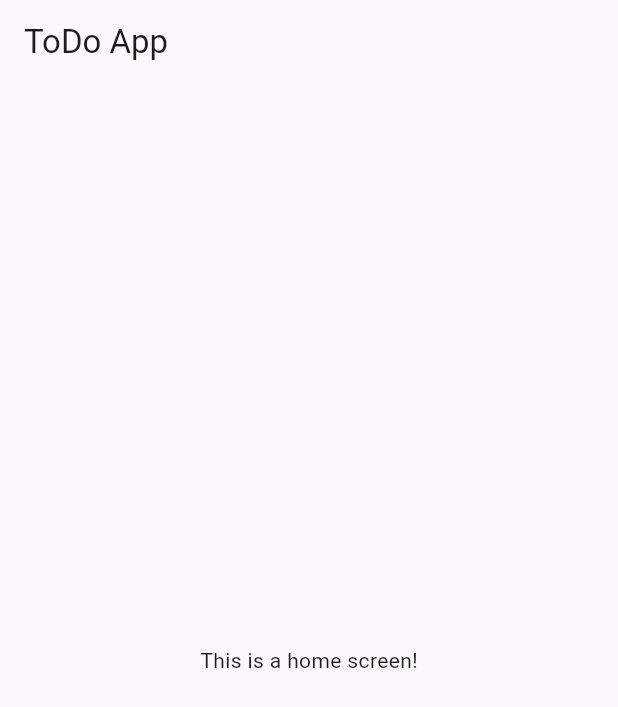
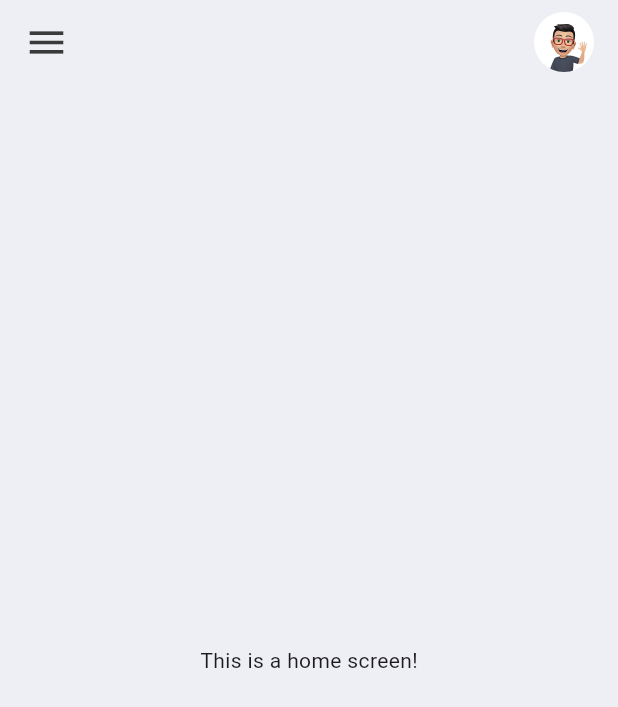
Before and after one commit to soonkeik123/To-Do-App, a Flutter app: the screen it shows after launch, on a phone screen of 412 x 824 dp. Shown: the top 707 px of the screen. Run offline on Flutter 3.47's test engine with Material 3 defaults, Android fonts, the phone set to English and light mode, and no system bars.

Commit message:
style: appbar & background modified

```diff
--- a/lib/main.dart
+++ b/lib/main.dart
@@ -1,4 +1,5 @@
 import 'package:flutter/material.dart';
+import 'package:flutter/services.dart';
 import 'package:to_do_app/pages/home.dart';
 
 void main() {
@@ -11,7 +12,10 @@ class MainApp extends StatelessWidget {
   // This widget is the root of application.
   @override
   Widget build(BuildContext context) {
+    SystemChrome.setSystemUIOverlayStyle(
+        SystemUiOverlayStyle(statusBarColor: Colors.transparent));
     return const MaterialApp(
+      debugShowCheckedModeBanner: false,
       title: 'To-Do App',
       home: Home(),
     );
--- a/lib/pages/home.dart
+++ b/lib/pages/home.dart
@@ -1,4 +1,5 @@
 import 'package:flutter/material.dart';
+import 'package:to_do_app/constants/colors.dart';
 
 class Home extends StatelessWidget {
   const Home({super.key});
@@ -6,10 +7,36 @@ class Home extends StatelessWidget {
   @override
   Widget build(BuildContext context) {
     return Scaffold(
-      appBar: AppBar(title: Text('ToDo App')),
+      backgroundColor: tdBGColor,
+      appBar: _buildAppBar(),
       body: Center(
         child: Text('This is a home screen!'),
       ),
     );
   }
+
+  AppBar _buildAppBar() {
+    return AppBar(
+      backgroundColor: tdBGColor,
+      elevation: 0,
+      title: Row(
+        mainAxisAlignment: MainAxisAlignment.spaceBetween,
+        children: [
+          const Icon(
+            Icons.menu,
+            color: tdBlack,
+            size: 30,
+          ),
+          Container(
+            height: 40,
+            width: 40,
+            child: ClipRRect(
+              borderRadius: BorderRadius.circular(20),
+              child: Image.asset('assets/images/avatar.jpeg'),
+            ),
+          ),
+        ],
+      ),
+    );
+  }
 }
```
